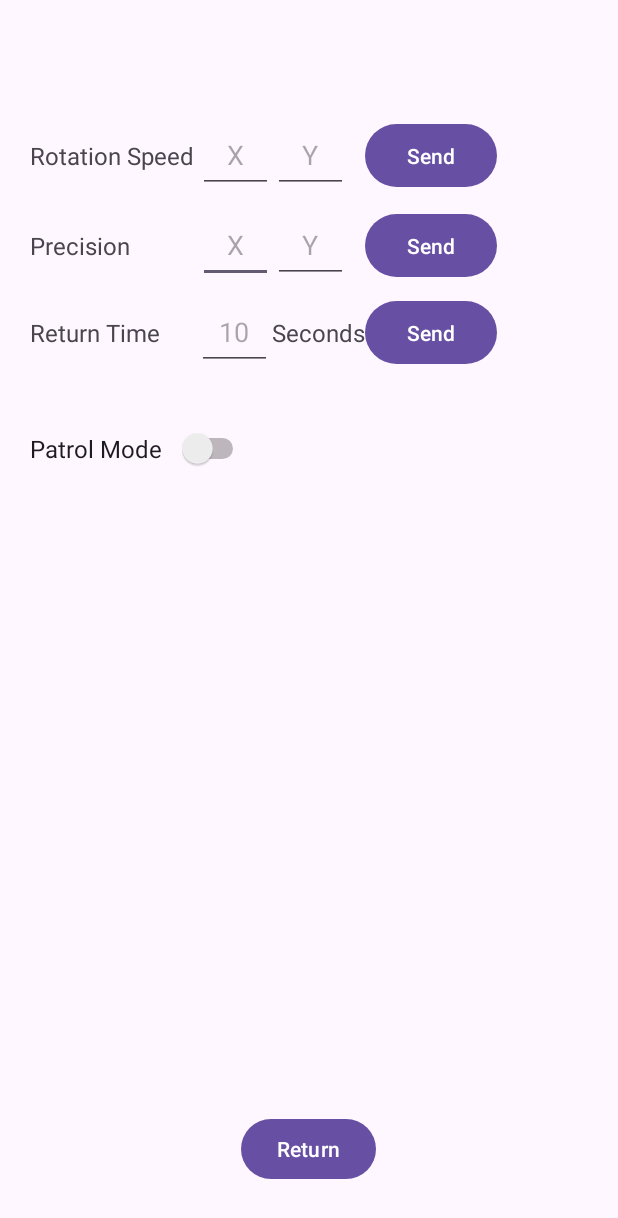
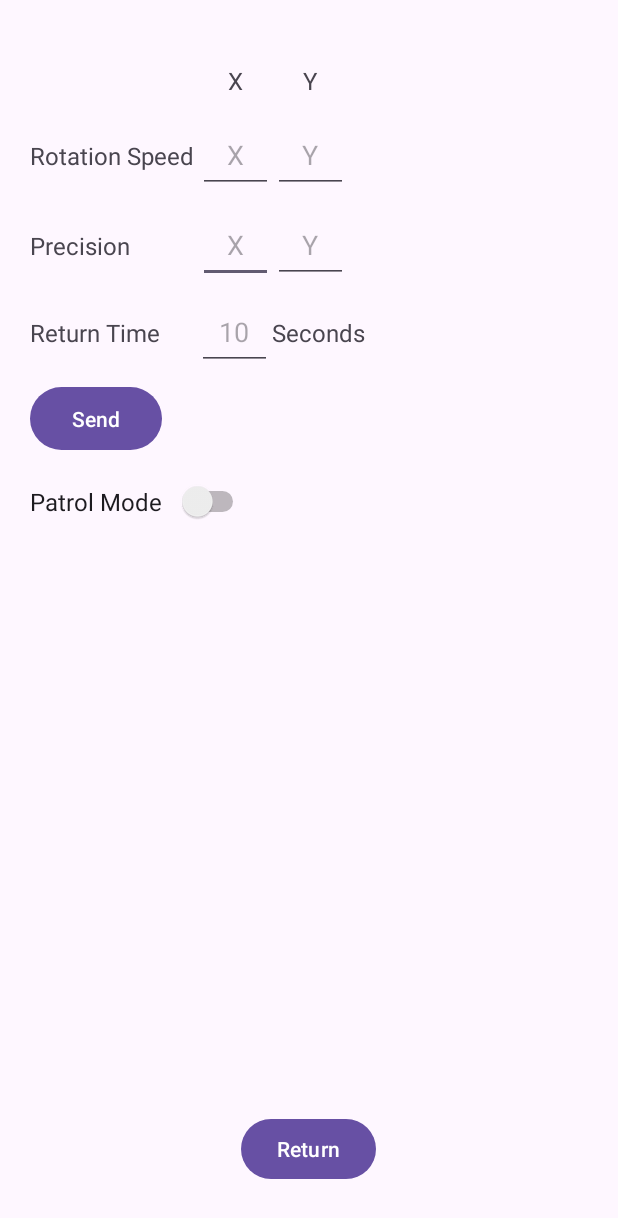
Before and after one commit to RayzenOri/SentryTurretControlCenter, an Android app: the OptionsActivity screen opened directly, with no data from a screen before it, on a phone screen of 412 x 824 dp. Shown: the top 1218 px of the screen. Run offline under Robolectric (Android 15) with nearby library versions, the phone set to English and light mode, and no system bars; 1 statement that could not run was skipped.

```diff
--- a/app/src/main/res/layout/activity_options.xml
+++ b/app/src/main/res/layout/activity_options.xml
@@ -180,47 +180,42 @@
         app:layout_constraintHorizontal_bias="0.0"
         app:layout_constraintStart_toEndOf="@+id/space"
         app:layout_constraintTop_toBottomOf="@+id/editReturnTime"
-        app:layout_constraintVertical_bias="0.052"
-        android:onClick="sendMode"/>
+        app:layout_constraintVertical_bias="0.119" />
 
     <Button
-        android:id="@+id/ao_btSendRotation"
+        android:id="@+id/ao_btSendData"
         android:layout_width="wrap_content"
-        android:layout_height="0dp"
-        android:onClick="sendRotationSpeed"
+        android:layout_height="50dp"
         android:text="@string/ao_btSend"
-        app:layout_constraintBottom_toBottomOf="@+id/editRotationY"
-        app:layout_constraintEnd_toEndOf="@+id/ao_btSendPrecision"
+        app:layout_constraintBottom_toTopOf="@+id/switchPatrolMode"
+        app:layout_constraintEnd_toStartOf="@+id/editReturnTime"
         app:layout_constraintHorizontal_bias="0.0"
-        app:layout_constraintStart_toStartOf="@+id/ao_btSendPrecision"
-        app:layout_constraintTop_toTopOf="@+id/editRotationY"
-        app:layout_constraintVertical_bias="0.0" />
+        app:layout_constraintStart_toEndOf="@+id/space"
+        app:layout_constraintTop_toBottomOf="@+id/labelReturnTime"
+        app:layout_constraintVertical_bias="0.55" />
 
-    <Button
-        android:id="@+id/ao_btSendPrecision"
-        android:layout_width="wrap_content"
-        android:layout_height="0dp"
-        android:onClick="sendPrecision"
-        android:text="@string/ao_btSend"
-        app:layout_constraintBottom_toBottomOf="@+id/editPrecisionY"
-        app:layout_constraintEnd_toEndOf="@+id/ao_btSendReturnTime"
+    <TextView
+        android:id="@+id/textViewX"
+        android:layout_width="0dp"
+        android:layout_height="50dp"
+        android:text="X"
+        android:textSize="16sp"
+        android:gravity="center"
+        app:layout_constraintBottom_toTopOf="@+id/editRotationX"
+        app:layout_constraintEnd_toEndOf="@+id/editRotationX"
+        app:layout_constraintStart_toEndOf="@+id/labelRotorSP3" />
+
+    <TextView
+        android:id="@+id/textViewY"
+        android:layout_width="0dp"
+        android:layout_height="50dp"
+        android:text="Y"
+        android:textSize="16sp"
+        android:gravity="center"
+        app:layout_constraintBottom_toTopOf="@+id/editRotationY"
+        app:layout_constraintEnd_toEndOf="@+id/editRotationY"
         app:layout_constraintHorizontal_bias="0.0"
-        app:layout_constraintStart_toEndOf="@+id/textViewSeconds"
-        app:layout_constraintTop_toTopOf="@+id/editPrecisionY"
-        app:layout_constraintVertical_bias="0.0" />
-
-    <Button
-        android:id="@+id/ao_btSendReturnTime"
-        android:layout_width="wrap_content"
-        android:layout_height="0dp"
-        android:layout_marginEnd="52dp"
-        android:onClick="sendReturnTime"
-        android:text="@string/ao_btSend"
-        app:layout_constraintBottom_toBottomOf="@+id/textViewSeconds"
-        app:layout_constraintEnd_toEndOf="parent"
-        app:layout_constraintHorizontal_bias="0.0"
-        app:layout_constraintStart_toEndOf="@+id/textViewSeconds"
-        app:layout_constraintTop_toTopOf="@+id/textViewSeconds"
-        app:layout_constraintVertical_bias="0.0" />
+        app:layout_constraintStart_toEndOf="@+id/textViewX"
+        app:layout_constraintTop_toTopOf="@+id/textViewX" />
 
 </androidx.constraintlayout.widget.ConstraintLayout>
```
Also changed, not shown: app/src/main/java/com/example/sentryturretcontrolcenter/OptionsActivity.kt (+40 -17 lines).
